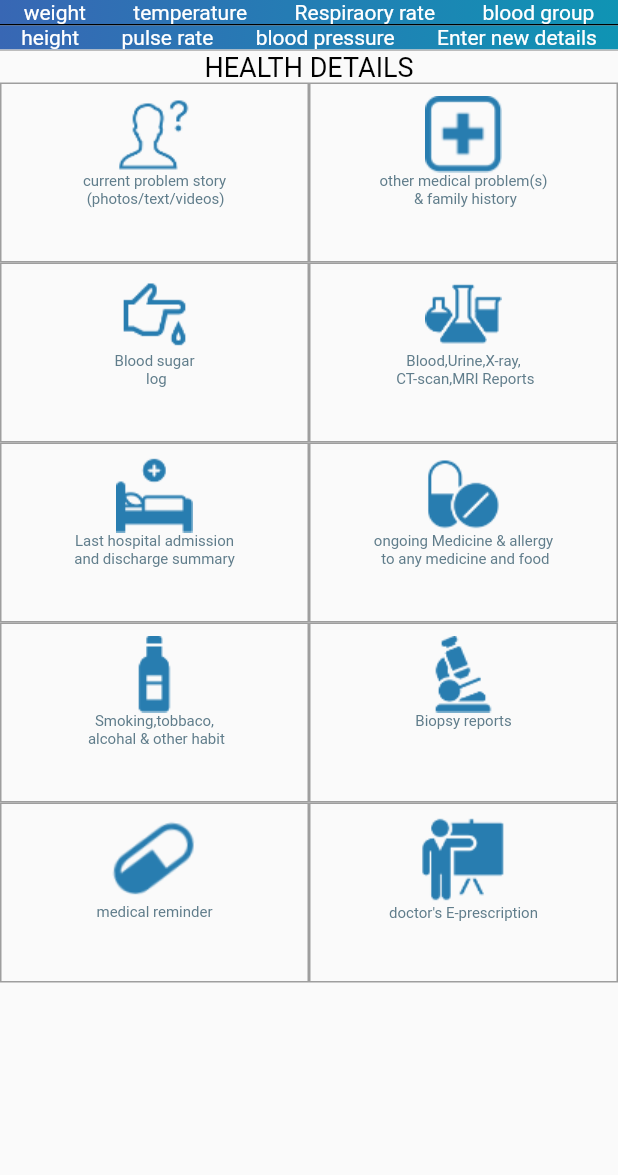
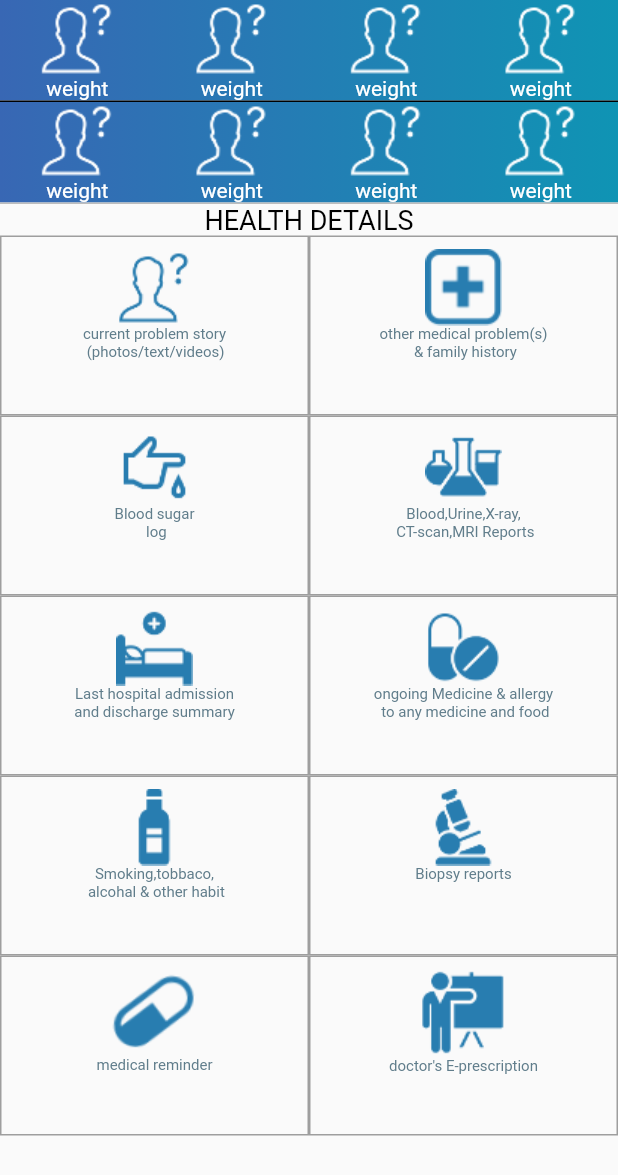
Before and after one commit to girishra/doc, a Flutter app: the HealthWallet screen opened directly, on a phone screen of 412 x 824 dp. Shown: the top 1175 px of the screen. Run offline on Flutter 3.47's test engine with Material 2 defaults, Android fonts, the phone set to English and light mode, and no system bars; our stand-ins replace page_indicator, smooth_page_indicator.

Commit message:
health wallet

```diff
--- a/lib/Screens/health_wallet.dart
+++ b/lib/Screens/health_wallet.dart
@@ -27,18 +27,45 @@ class _HealthWalletShopListState extends State<HealthWallet> {
                 child: Row(
                   mainAxisAlignment: MainAxisAlignment.spaceAround,
 children: <Widget>[
-  Container(
-    child: Text(
+  Column(
+    children: <Widget>[
+
+   Image.asset("assets/inquiry.png",color: Colors.white),
+   Text(
     "weight",style: TextStyle(color: Colors.white),
-  ),),
-  Container(
-    child: Text("temperature",style: TextStyle(color: Colors.white)),
   ),
-   Container(
-    child: Text("Respiraory rate",style: TextStyle(color: Colors.white)),
+    ],
+
   ),
-  Container(
-    child: Text("blood group",style: TextStyle(color: Colors.white)),
+  Column(
+    children: <Widget>[
+
+   Image.asset("assets/inquiry.png",color: Colors.white),
+   Text(
+    "weight",style: TextStyle(color: Colors.white),
+  ),
+    ],
+
+  ),
+   Column(
+    children: <Widget>[
+
+   Image.asset("assets/inquiry.png",color: Colors.white),
+   Text(
+    "weight",style: TextStyle(color: Colors.white),
+  ),
+    ],
+
+  ),
+  Column(
+    children: <Widget>[
+
+   Image.asset("assets/inquiry.png",color: Colors.white),
+    Text(
+    "weight",style: TextStyle(color: Colors.white),
+  ),
+    ],
+
   ),
 ],
                 ),
@@ -57,18 +84,45 @@ children: <Widget>[
                  child: Row(
                   mainAxisAlignment: MainAxisAlignment.spaceAround,
 children: <Widget>[
-  Container(
-    child: Text(
-    "height",style: TextStyle(color: Colors.white)
-  ),),
-  Container(
-    child: Text("pulse rate",style: TextStyle(color: Colors.white)),
+  Column(
+    children: <Widget>[
+
+   Image.asset("assets/inquiry.png",color: Colors.white),
+    Text(
+    "weight",style: TextStyle(color: Colors.white),
   ),
-   Container(
-    child: Text("blood pressure",style: TextStyle(color: Colors.white)),
+    ],
+
   ),
-  Container(
-    child: Text("Enter new details",style: TextStyle(color: Colors.white)),
+  Column(
+    children: <Widget>[
+
+   Image.asset("assets/inquiry.png",color: Colors.white),
+    Text(
+    "weight",style: TextStyle(color: Colors.white),
+  ),
+    ],
+
+  ),
+   Column(
+    children: <Widget>[
+
+   Image.asset("assets/inquiry.png",color: Colors.white),
+   Text(
+    "weight",style: TextStyle(color: Colors.white),
+  ),
+    ],
+
+  ),
+  Column(
+    children: <Widget>[
+
+   Image.asset("assets/inquiry.png",color: Colors.white,),
+    Text(
+    "weight",style: TextStyle(color: Colors.white),
+  ),
+    ],
+
   ),
 ],
               ),
```
